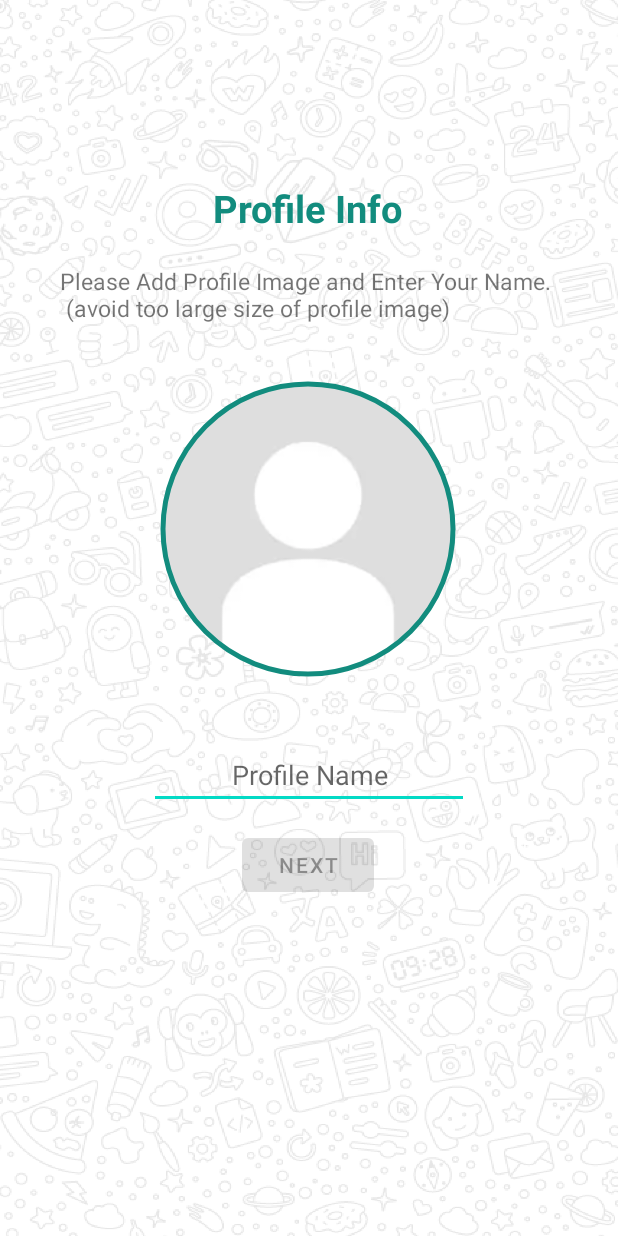
After one commit to SuyogMahajan/ClickChat, an Android app: the SignUpActivity screen opened directly, with no data from a screen before it, on a phone screen of 412 x 824 dp. The commit adds this screen. Run offline under Robolectric (Android 15) with nearby library versions, the light colour scheme and no system bars; our stand-ins replace CircleImageView, Firebase (no records; nobody signed in at launch, a user with empty details on screens opened directly).

Commit message:
implemented firebase storage , firebase firestore for user,implemented sign up activity and image picker with activity layout

```diff
--- a/app/build.gradle
+++ b/app/build.gradle
@@ -46,6 +46,8 @@ dependencies {
     implementation 'androidx.appcompat:appcompat:1.4.2'
     implementation 'com.google.android.material:material:1.6.1'
     implementation 'androidx.constraintlayout:constraintlayout:2.1.4'
+    implementation 'com.google.firebase:firebase-storage:20.0.1'
+    implementation 'com.google.firebase:firebase-firestore:24.2.0'
     testImplementation 'junit:junit:4.13.2'
     androidTestImplementation 'com.android.support.test:runner:1.0.2'
     androidTestImplementation 'com.android.support.test.espresso:espresso-core:3.0.2'
--- /dev/null
+++ b/app/src/main/java/com/whatsappclone/whatsappclone/SignUpActivity.kt
@@ -0,0 +1,111 @@
+package com.whatsappclone.whatsappclone
+
+import android.content.Intent
+import android.content.pm.PackageManager
+import android.net.Uri
+import android.os.Bundle
+import android.widget.Toast
+import androidx.activity.result.ActivityResultLauncher
+import androidx.activity.result.contract.ActivityResultContracts
+import androidx.appcompat.app.AppCompatActivity
+import com.google.android.gms.tasks.Continuation
+import com.google.firebase.auth.FirebaseAuth
+import com.google.firebase.firestore.FirebaseFirestore
+import com.google.firebase.storage.FirebaseStorage
+import com.whatsappclone.whatsappclone.databinding.ActivitySignUpBinding
+
+class SignUpActivity : AppCompatActivity() {
+
+    private lateinit var binding: ActivitySignUpBinding
+    lateinit var pickImages: ActivityResultLauncher<String>
+
+    val storage by lazy { FirebaseStorage.getInstance() }
+    lateinit var downloadUrl: String
+
+    val auth by lazy {
+        FirebaseAuth.getInstance()
+    }
+
+    val database by lazy {
+        FirebaseFirestore.getInstance()
+    }
+
+    override fun onCreate(savedInstanceState: Bundle?) {
+        super.onCreate(savedInstanceState)
+        binding = ActivitySignUpBinding.inflate(layoutInflater)
+        setContentView(binding.root)
+
+            pickImages =
+                registerForActivityResult(ActivityResultContracts.GetContent()) { uri: Uri? ->
+                    uri?.let { it ->
+                        // The image was saved into the given Uri -> do something with it
+                        binding.ProfileImage.setImageURI(it)
+                        uploadImage(it)
+
+                    }
+
+                }
+
+        binding.ProfileImage.setOnClickListener {
+            checkPermissionForImage()
+        }
+
+        binding.NextButton.setOnClickListener{
+
+            binding.NextButton.isEnabled = false
+
+            val name = binding.NameEditText.text.toString()
+            if(name.isNullOrBlank()){
+                Toast.makeText(this,"Name can not be Empty.",Toast.LENGTH_LONG)
+            }else if(!::downloadUrl.isInitialized){
+                Toast.makeText(this,"Please select an Profile picture.",Toast.LENGTH_LONG)
+            }else{
+                val user = User(name,downloadUrl,downloadUrl,auth.uid!!)
+                database.collection("users").document(auth.uid!!).set(user).addOnSuccessListener {
+                    startActivity(Intent(this,MainActivity::class.java))
+                    finish()
+                }.addOnFailureListener{
+                    binding.NextButton.isEnabled = true
+                }
+            }
+
+        }
+
+    }
+
+    private fun uploadImage(it: Uri) {
+      val ref = storage.reference.child("uploads/"+auth.uid.toString())
+        val uploadTask = ref.putFile(it)
+        uploadTask.continueWithTask(Continuation{ task ->
+            if(!task.isSuccessful){
+                task.exception?.let {
+                    throw it
+                }
+            }
+          return@Continuation ref.downloadUrl
+        }).addOnCompleteListener{ task ->
+            binding.NextButton.isEnabled = true
+
+            if(task.isSuccessful){
+                downloadUrl = task.result.toString()
+            }
+        }
+    }
+
+
+    private fun checkPermissionForImage() {
+        if (checkSelfPermission(android.Manifest.permission.READ_EXTERNAL_STORAGE) != PackageManager.PERMISSION_GRANTED
+            && checkSelfPermission(android.Manifest.permission.WRITE_EXTERNAL_STORAGE) != PackageManager.PERMISSION_GRANTED
+        ) {
+            val permission = arrayOf(android.Manifest.permission.READ_EXTERNAL_STORAGE)
+            requestPermissions(permission, 1000)
+
+            val permission2 = arrayOf(android.Manifest.permission.READ_EXTERNAL_STORAGE)
+            requestPermissions(permission2, 1001)
+        } else {
+            pickImages.launch("image/*")
+        }
+    }
+
+
+}
--- a/app/src/main/res/layout/activity_login.xml
+++ b/app/src/main/res/layout/activity_login.xml
@@ -48,9 +48,8 @@
         android:layout_width="wrap_content"
         android:layout_height="wrap_content"
         android:text="Verify Your Number"
+        style="@style/Headline"
         android:textColor="@color/black"
-        android:textSize="23dp"
-        android:textStyle="bold"
         app:layout_constraintBottom_toBottomOf="parent"
         app:layout_constraintEnd_toEndOf="parent"
         app:layout_constraintStart_toStartOf="parent"
--- /dev/null
+++ b/app/src/main/res/layout/activity_sign_up.xml
@@ -0,0 +1,84 @@
+<?xml version="1.0" encoding="utf-8"?>
+<androidx.constraintlayout.widget.ConstraintLayout xmlns:android="http://schemas.android.com/apk/res/android"
+    xmlns:app="http://schemas.android.com/apk/res-auto"
+    xmlns:tools="http://schemas.android.com/tools"
+    android:layout_width="match_parent"
+    android:layout_height="match_parent"
+    android:background="@drawable/whats_app_back"
+    tools:context=".SignUpActivity">
+
+    <TextView
+        android:id="@+id/textView4"
+        style="@style/Headline"
+        android:layout_width="wrap_content"
+        android:layout_height="wrap_content"
+        android:text="Profile Info"
+        app:layout_constraintBottom_toBottomOf="parent"
+        app:layout_constraintEnd_toEndOf="parent"
+        app:layout_constraintHorizontal_bias="0.498"
+        app:layout_constraintStart_toStartOf="parent"
+        app:layout_constraintTop_toTopOf="parent"
+        app:layout_constraintVertical_bias="0.154" />
+
+    <TextView
+        android:id="@+id/guideline"
+        android:layout_width="wrap_content"
+        android:layout_height="wrap_content"
+        android:text="Please Add Profile Image and Enter Your Name. \n (avoid too large size of profile image)"
+        android:textSize="15dp"
+        app:layout_constraintBottom_toTopOf="@+id/ProfileImage"
+        app:layout_constraintEnd_toEndOf="@+id/textView4"
+        app:layout_constraintHorizontal_bias="0.497"
+        app:layout_constraintStart_toStartOf="@+id/textView4"
+        app:layout_constraintTop_toBottomOf="@+id/textView4"
+        app:layout_constraintVertical_bias="0.366" />
+
+    <com.google.android.material.imageview.ShapeableImageView
+
+        android:id="@+id/ProfileImage"
+        android:layout_width="200dp"
+        android:layout_height="200dp"
+        android:clickable="true"
+        android:focusable="true"
+        app:shapeAppearanceOverlay="@style/CircleImageView"
+        android:adjustViewBounds="true"
+        android:scaleType="centerCrop"
+        app:strokeColor="@color/green"
+        app:strokeWidth="3dp"
+        android:padding="3dp"
+        android:src="@drawable/profile_dummy"
+        app:layout_constraintBottom_toBottomOf="parent"
+        app:layout_constraintEnd_toEndOf="parent"
+        app:layout_constraintHorizontal_bias="0.497"
+        app:layout_constraintStart_toStartOf="parent"
+        app:layout_constraintTop_toBottomOf="@+id/textView4"
+        app:layout_constraintVertical_bias="0.206" />
+
+    <EditText
+        android:id="@+id/NameEditText"
+        android:layout_width="wrap_content"
+        android:layout_height="wrap_content"
+        android:ems="10"
+        android:gravity="center"
+        android:hint="Profile Name"
+        android:inputType="textPersonName"
+        app:layout_constraintBottom_toBottomOf="parent"
+        app:layout_constraintEnd_toEndOf="parent"
+        app:layout_constraintStart_toStartOf="parent"
+        app:layout_constraintTop_toBottomOf="@+id/ProfileImage"
+        app:layout_constraintVertical_bias="0.126" />
+
+    <com.google.android.material.button.MaterialButton
+        android:id="@+id/NextButton"
+        android:layout_width="wrap_content"
+        android:layout_height="wrap_content"
+        android:text="Next"
+        android:enabled="false"
+        app:layout_constraintBottom_toBottomOf="parent"
+        app:layout_constraintEnd_toEndOf="parent"
+        app:layout_constraintHorizontal_bias="0.498"
+        app:layout_constraintStart_toStartOf="parent"
+        app:layout_constraintTop_toBottomOf="@+id/NameEditText"
+        app:layout_constraintVertical_bias="0.055" />
+
+</androidx.constraintlayout.widget.ConstraintLayout>
--- a/app/src/main/res/values/themes.xml
+++ b/app/src/main/res/values/themes.xml
@@ -7,4 +7,26 @@
         <item name="colorAccent">@color/teal_200</item>
         <!-- Customize your theme here. -->
     </style>
+
+    <style name="Headline" >
+        <item name="android:textSize">25dp</item>
+        <item name="android:textColor">@color/green</item>
+        <item name="android:textStyle">bold</item>
+    </style>
+
+    <style name="CircleImageView" >
+        <item name="cornerFamily">rounded</item>
+        <item name="cornerSize">50%</item>
+
+    </style>
+
+    <style name="SplashTheme" parent="Theme.AppCompat">
+        <item name="android:windowFullscreen">true</item>
+        <item name="android:windowBackground">?attr/colorPrimary</item>
+        <item name="android:windowTranslucentNavigation">true</item>
+        <item name="android:windowTranslucentStatus">true</item>
+        <item name="windowNoTitle">true</item>
+        <item name="windowActionBar">false</item>
+    </style>
+
 </resources>
--- a/build.gradle
+++ b/build.gradle
@@ -7,7 +7,7 @@ buildscript {
     }
     dependencies {
         // Add this line
-        classpath 'com.google.gms:google-services:4.3.10'
+        classpath 'com.google.gms:google-services:4.3.12'
 
     }
 }
```
Also changed, not shown: app/src/main/AndroidManifest.xml (+18 -7 lines), app/src/main/java/com/whatsappclone/whatsappclone/OtpActivity.kt (+94 -9 lines), app/src/main/java/com/whatsappclone/whatsappclone/SplashActivity.kt (added, +21 -0 lines), app/src/main/java/com/whatsappclone/whatsappclone/User.kt (added, +23 -0 lines), app/src/main/res/layout/activity_otp.xml (+4 -5 lines), app/src/main/res/drawable-v24/profile_dummy.webp (added).
